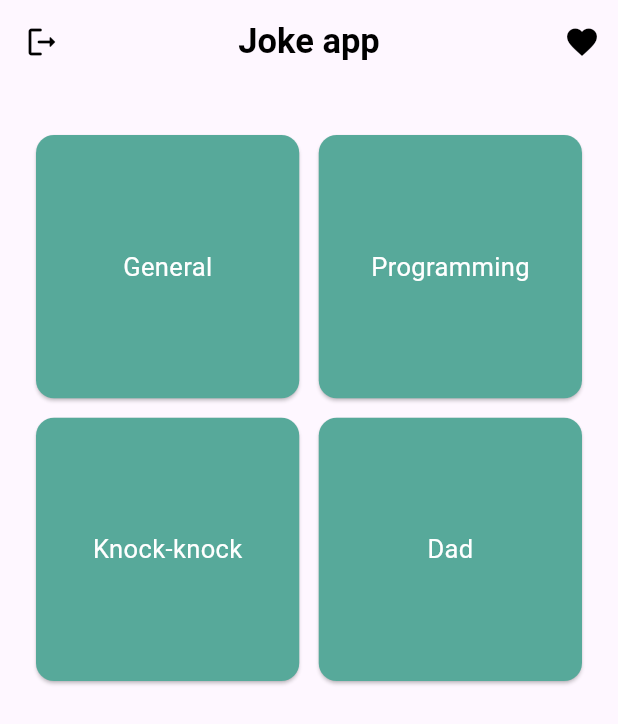
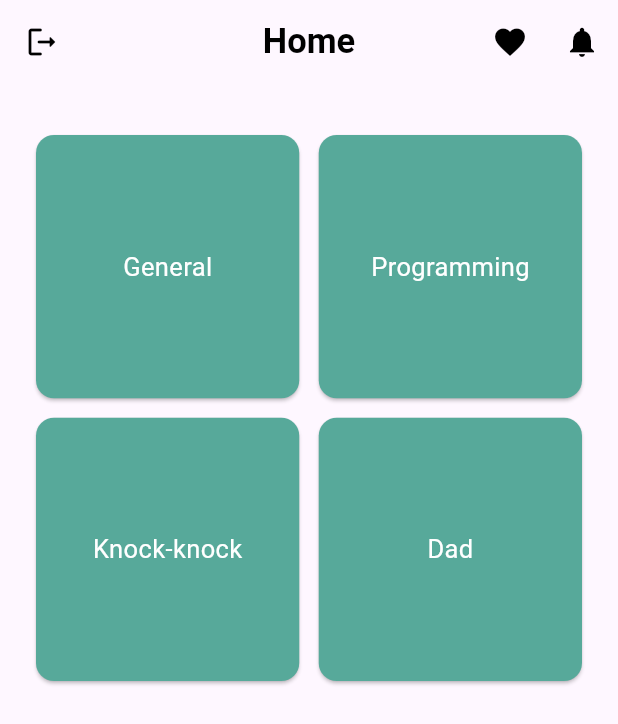
Before and after one commit to iZenrix/Jokes_Clean_Code_App, a Flutter app: the HomeView screen opened by its route, on a phone screen of 412 x 824 dp. Shown: the top 724 px of the screen. Run offline on Flutter 3.47's test engine with Material 3 defaults, Android fonts, the phone set to English and light mode, and no system bars; our stand-ins replace flutter_local_notifications, get, get_storage, timezone; accounts and stored records are empty; statements that could not run were skipped.

Commit message:
fix: refactor joke

```diff
--- a/lib/app/modules/home/views/home_view.dart
+++ b/lib/app/modules/home/views/home_view.dart
@@ -6,6 +6,7 @@ import 'package:jokes_app/app/modules/auth/controllers/auth_controller.dart';
 import 'package:jokes_app/app/modules/auth/views/components/header.dart';
 import 'package:jokes_app/app/modules/joke/views/favorite_joke_view.dart';
 import 'package:jokes_app/app/modules/joke/views/joke_view.dart';
+import 'package:jokes_app/app/routes/app_pages.dart';
 
 class HomeView extends StatelessWidget {
   HomeView({Key? key}) : super(key: key);
@@ -20,16 +21,34 @@ class HomeView extends StatelessWidget {
           onPressed: () {
             _authC.logOut();
           },
-          icon: const Icon(Icons.logout_rounded, color: Colors.black,),
+          icon: const Icon(
+            Icons.logout_rounded,
+            color: Colors.black,
+          ),
         ),
         centerTitle: true,
-        title: const Header(text: 'Joke App', color: Colors.black,),
+        title: const Header(
+          text: 'Home',
+          color: Colors.black,
+        ),
         actions: <Widget>[
           IconButton(
-            icon: const Icon(Icons.favorite, color: Colors.black,),
+            icon: const Icon(
+              Icons.favorite,
+              color: Colors.black,
+            ),
             onPressed: () {
               Get.to(() => FavoritesPage());
             },
+          ),
+          IconButton(
+            onPressed: () {
+              Get.toNamed(Routes.SETTING);
+            },
+            icon: const Icon(
+              Icons.notifications,
+              color: Colors.black,
+            ),
           ),
         ],
       ),
@@ -43,7 +62,10 @@ class HomeView extends StatelessWidget {
             return GestureDetector(
               onTap: () {
                 Get.to(
-                    () => JokeView(jokeType: Constant.jokeTypes[index]));
+                  () => JokeView(
+                    jokeType: Constant.jokeTypes[index],
+                  ),
+                );
               },
               child: Card(
                 color: CustomColor.primary,
--- a/lib/app/routes/app_pages.dart
+++ b/lib/app/routes/app_pages.dart
@@ -12,7 +12,7 @@ part 'app_routes.dart';
 class AppPages {
   AppPages._();
 
-  static const INITIAL = Routes.HOME;
+  static const INITIAL = Routes.AUTH;
 
   static final routes = [
     GetPage(
```
Also changed, not shown: lib/app/data/models/joke_model.dart (+7 -1 lines), lib/app/data/provider/joke_provider.dart (+9 -0 lines), lib/app/modules/joke/controllers/joke_controller.dart (+27 -9 lines), lib/app/modules/joke/views/favorite_joke_view.dart (+13 -0 lines), lib/app/modules/joke/views/joke_view.dart (+14 -7 lines).
